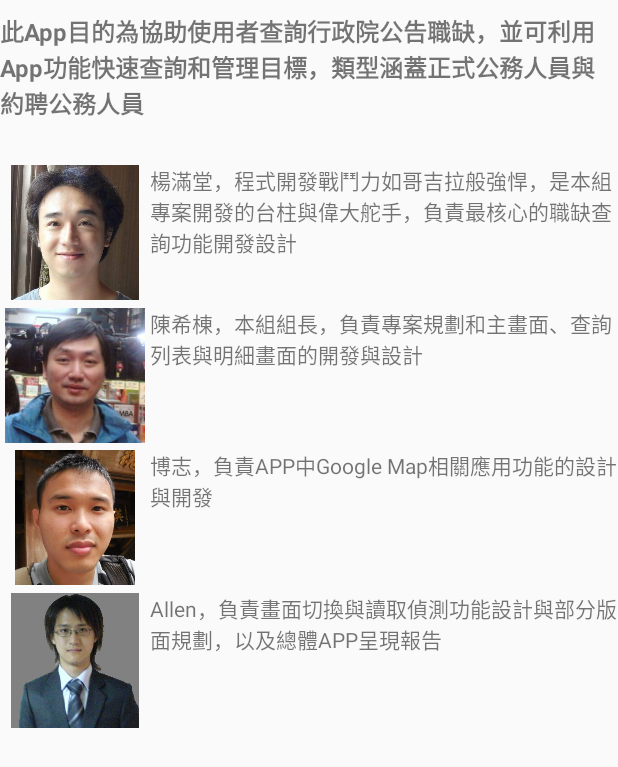
After one commit to jiuju0317/GovJob, an Android app: the layout about.xml on its own in the app's theme, with its tools: preview values and no code run, on a phone screen of 412 x 824 dp. The commit adds this screen. Shown: the top 767 px of the screen. Run offline under Robolectric (Android 15) with nearby library versions, the phone set to English and light mode, and no system bars.

Commit message:
Add some xml such as about and loading, as well as some related photos.

```diff
--- a/app/src/main/java/com/stone/govjob/MainActivity.java
+++ b/app/src/main/java/com/stone/govjob/MainActivity.java
@@ -61,12 +61,12 @@ public class MainActivity extends ActionBarActivity
         Log.i("Stone", "onCreate");
 
         mNavigationDrawerFragment = (NavigationDrawerFragment)
-                getSupportFragmentManager().findFragmentById(R.id.drawer_layout);
+                getSupportFragmentManager().findFragmentById(R.id.navigation_drawer);
         mTitle = getTitle();
 
         // Set up the drawer.
         mNavigationDrawerFragment.setUp(
-                R.id.drawer_layout,
+                R.id.navigation_drawer,
                 (DrawerLayout) findViewById(R.id.drawer_layout));
     }
 
@@ -89,6 +89,9 @@ public class MainActivity extends ActionBarActivity
                 break;
             case 3:
                 mTitle = getString(R.string.title_section3);
+                break;
+            case 4:
+                mTitle = getString(R.string.title_section4);
                 break;
         }
     }
@@ -184,8 +187,13 @@ public class MainActivity extends ActionBarActivity
                     rootView = inflater.inflate(R.layout.favorite, container, false);
                     break;
                 case 3:
-                    rootView = inflater.inflate(R.layout.abort, container, false);
+                    rootView = inflater.inflate(R.layout.about, container, false);
                     break;
+
+                case 4:
+                    rootView = inflater.inflate(R.layout.splashscreen, container, false);
+                    break;
+
             }
 
 
--- a/app/src/main/java/com/stone/govjob/NavigationDrawerFragment.java
+++ b/app/src/main/java/com/stone/govjob/NavigationDrawerFragment.java
@@ -107,6 +107,7 @@ public class NavigationDrawerFragment extends Fragment {
                         getString(R.string.title_section1),
                         getString(R.string.title_section2),
                         getString(R.string.title_section3),
+                        getString(R.string.title_section4),
                 }));
         mDrawerListView.setItemChecked(mCurrentSelectedPosition, true);
 
--- a/app/src/main/java/com/stone/govjob/QueryJob.java
+++ b/app/src/main/java/com/stone/govjob/QueryJob.java
@@ -94,12 +94,12 @@ public class QueryJob extends ActionBarActivity
         //==================================
 
         mNavigationDrawerFragment = (NavigationDrawerFragment)
-                getSupportFragmentManager().findFragmentById(R.id.drawer_layout);
+                getSupportFragmentManager().findFragmentById(R.id.navigation_drawer);
         mTitle = getTitle();
 
         // Set up the drawer.
         mNavigationDrawerFragment.setUp(
-                R.id.drawer_layout,
+                R.id.navigation_drawer,
                 (DrawerLayout) findViewById(R.id.drawer_layout));
     }
 
@@ -319,7 +319,7 @@ public class QueryJob extends ActionBarActivity
                     rootView = inflater.inflate(R.layout.favorite, container, false);
                     break;
                 case 3:
-                    rootView = inflater.inflate(R.layout.abort, container, false);
+                    rootView = inflater.inflate(R.layout.about, container, false);
                     break;
             }
 
--- a/app/src/main/res/layout/abort.xml
+++ /dev/null
@@ -1,13 +0,0 @@
-<RelativeLayout xmlns:android="http://schemas.android.com/apk/res/android"
-    xmlns:tools="http://schemas.android.com/tools" android:layout_width="match_parent"
-    android:layout_height="match_parent" android:paddingLeft="@dimen/activity_horizontal_margin"
-    android:paddingRight="@dimen/activity_horizontal_margin"
-    android:paddingTop="@dimen/activity_vertical_margin"
-    android:paddingBottom="@dimen/activity_vertical_margin"
-    tools:context=".MainActivity$PlaceholderFragment">
-
-    <TextView android:id="@+id/section_label" android:layout_width="wrap_content"
-        android:layout_height="wrap_content"
-        android:text="@string/title_section3"/>
-
-</RelativeLayout>
--- /dev/null
+++ b/app/src/main/res/layout/about.xml
@@ -0,0 +1,142 @@
+<!-- A DrawerLayout is intended to be used as the top-level content view using match_parent for both width and height to consume the full space available. -->
+<android.support.v4.widget.DrawerLayout xmlns:android="http://schemas.android.com/apk/res/android"
+    xmlns:tools="http://schemas.android.com/tools" android:id="@+id/drawer_layout"
+    android:layout_width="match_parent" android:layout_height="match_parent"
+    tools:context=".MainActivity">
+
+    <!-- As the main content view, the view below consumes the entire
+         space available using match_parent in both dimensions. -->
+    <FrameLayout android:id="@+id/container" android:layout_width="match_parent"
+        android:layout_height="match_parent" >
+
+        <RelativeLayout
+            android:orientation="vertical"
+            android:layout_width="match_parent"
+            android:layout_height="90dp"
+            android:layout_gravity="center|top" >
+
+            <TextView
+                android:layout_width="match_parent"
+                android:layout_height="match_parent"
+                android:textStyle="bold"
+                android:textSize="16sp"
+                android:text="@string/appDesc"
+                android:gravity="center_vertical"
+                android:id="@+id/AppText_00"
+                android:layout_alignParentRight="true" />
+
+
+        </RelativeLayout>
+
+        <RelativeLayout
+            android:orientation="vertical"
+            android:layout_width="match_parent"
+            android:layout_height="90dp"
+            android:layout_marginTop="110dp"
+            android:layout_gravity="center|top" >
+
+
+            <ImageView
+                android:layout_width="100dp"
+                android:layout_height="wrap_content"
+                android:id="@+id/memberImage_01"
+                android:layout_alignParentLeft="true"
+                android:src="@drawable/meameayang"/>
+
+            <TextView
+                android:layout_width="wrap_content"
+                android:layout_height="match_parent"
+                android:text="@string/mem_desc_01"
+                android:id="@+id/memberText_01"
+                android:layout_alignParentRight="true"
+                android:layout_toRightOf="@+id/memberImage_01" />
+
+        </RelativeLayout>
+
+
+        <RelativeLayout
+            android:orientation="vertical"
+            android:layout_width="match_parent"
+            android:layout_height="90dp"
+            android:layout_marginTop="205dp"
+            android:layout_gravity="center|top" >
+
+            <ImageView
+                android:layout_width="100dp"
+                android:layout_height="wrap_content"
+                android:id="@+id/memberImage_02"
+                android:layout_alignParentLeft="true"
+                android:src="@drawable/sstone"/>
+
+            <TextView
+                android:layout_width="wrap_content"
+                android:layout_height="match_parent"
+                android:text="@string/mem_desc_02"
+                android:id="@+id/memberText_02"
+                android:layout_alignParentRight="true"
+                android:layout_toRightOf="@+id/memberImage_02" />
+
+        </RelativeLayout>
+
+
+        <RelativeLayout
+            android:orientation="vertical"
+            android:layout_width="match_parent"
+            android:layout_height="90dp"
+            android:layout_marginTop="300dp"
+            android:layout_gravity="center|top" >
+
+            <ImageView
+                android:layout_width="100dp"
+                android:layout_height="wrap_content"
+                android:id="@+id/memberImage_03"
+                android:layout_alignParentLeft="true"
+                android:src="@drawable/eentrance"/>
+
+            <TextView
+                android:layout_width="wrap_content"
+                android:layout_height="match_parent"
+                android:text="@string/mem_desc_03"
+                android:id="@+id/memberText_03"
+                android:layout_alignParentRight="true"
+                android:layout_toRightOf="@+id/memberImage_03" />
+
+
+        </RelativeLayout>
+
+        <RelativeLayout
+            android:orientation="vertical"
+            android:layout_width="match_parent"
+            android:layout_height="90dp"
+            android:layout_marginTop="395dp"
+            android:layout_gravity="center|top" >
+
+            <ImageView
+                android:layout_width="100dp"
+                android:layout_height="wrap_content"
+                android:id="@+id/memberImage_04"
+                android:layout_alignParentLeft="true"
+                android:src="@drawable/aallen"/>
+
+            <TextView
+                android:layout_width="wrap_content"
+                android:layout_height="match_parent"
+                android:text="@string/mem_desc_04"
+                android:id="@+id/memberText_04"
+                android:layout_alignParentRight="true"
+                android:layout_toRightOf="@+id/memberImage_04" />
+
+
+        </RelativeLayout>
+
+    </FrameLayout>
+
+    <!-- android:layout_gravity="start" tells DrawerLayout to treat
+         this as a sliding drawer on the left side for left-to-right
+         languages and on the right side for right-to-left languages.
+         If you're not building against API 17 or higher, use
+         android:layout_gravity="left" instead. -->
+    <!-- The drawer is given a fixed width in dp and extends the full height of
+         the container. -->
+
+</android.support.v4.widget.DrawerLayout>
--- a/app/src/main/res/values/strings.xml
+++ b/app/src/main/res/values/strings.xml
@@ -17,4 +17,10 @@
     <string name="action_example">Example action</string>
 
     <string name="action_settings">Settings</string>
+    <string name="appDesc">此App目的為協助使用者查詢行政院公告職缺，並可利用App功能快速查詢和管理目標，類型涵蓋正式公務人員與約聘公務人員</string>
+    <string name="mem_desc_01">楊滿堂，程式開發戰鬥力如哥吉拉般強悍，是本組專案開發的台柱與偉大舵手，負責最核心的職缺查詢功能開發設計</string>
+    <string name="mem_desc_02">陳希棟，本組組長，負責專案規劃和主畫面、查詢列表與明細畫面的開發與設計</string>
+    <string name="mem_desc_03">博志，負責APP中Google Map相關應用功能的設計與開發</string>
+    <string name="mem_desc_04">Allen，負責畫面切換與讀取偵測功能設計與部分版面規劃，以及總體APP呈現報告</string>
+    <string name="title_section4">Loading Test</string>
 </resources>
```
Also changed, not shown: app/src/main/res/drawable-mdpi/aallen.jpg (added), app/src/main/res/drawable-mdpi/eentrance.jpg (added), app/src/main/res/drawable-mdpi/meameayang.jpg (added), app/src/main/res/drawable-mdpi/sstone.jpg (added).
